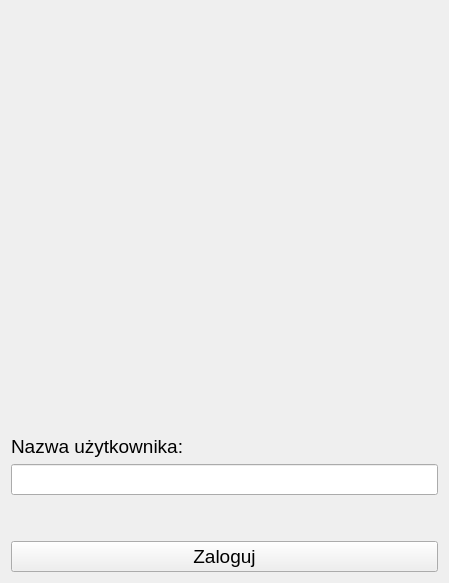
Old version of the form UnicornHabits/LoginWidget.ui in the repository Andrew2a1/CodeNight_10_04.
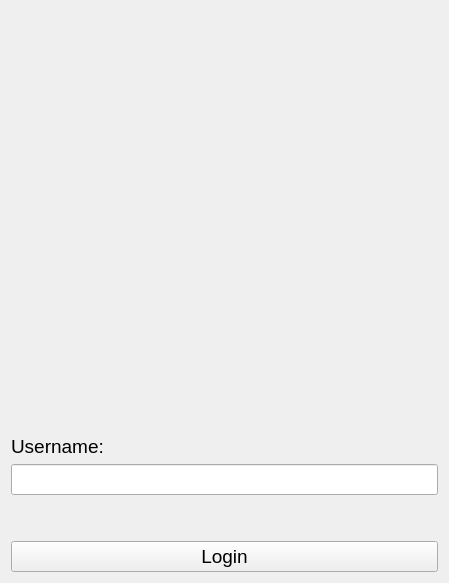
New version of the form. Icons and pictures are not drawn.

Patch:
```diff
--- a/UnicornHabits/LoginWidget.ui
+++ b/UnicornHabits/LoginWidget.ui
@@ -24,7 +24,7 @@
         </font>
        </property>
        <property name="text">
-        <string>Nazwa użytkownika:</string>
+        <string>Username:</string>
        </property>
       </widget>
      </item>
@@ -86,7 +86,7 @@
         </font>
        </property>
        <property name="text">
-        <string>Zaloguj</string>
+        <string>Login</string>
        </property>
       </widget>
      </item>
```
